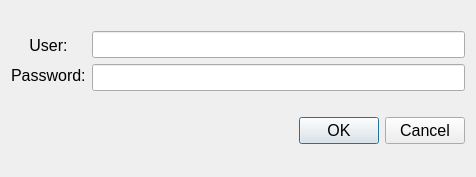
The window that access_control_client/login.ui (jlliteres/edib) describes before a commit, drawn with Qt 5.
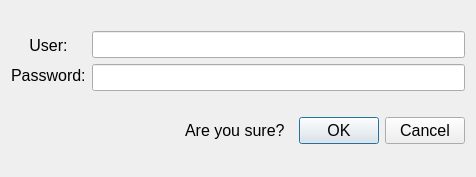
The same window after the commit.

What changed in the file:
```diff
--- a/access_control_client/login.ui
+++ b/access_control_client/login.ui
@@ -107,6 +107,33 @@
     </layout>
    </item>
    <item row="1" column="0" colspan="2">
+    <layout class="QHBoxLayout" name="horizontalLayout">
+     <item>
+      <spacer name="horizontalSpacer">
+       <property name="orientation">
+        <enum>Qt::Horizontal</enum>
+       </property>
+       <property name="sizeHint" stdset="0">
+        <size>
+         <width>40</width>
+         <height>20</height>
+        </size>
+       </property>
+      </spacer>
+     </item>
+     <item>
+      <widget class="QLabel" name="warning">
+       <property name="font">
+        <font>
+         <pointsize>12</pointsize>
+        </font>
+       </property>
+       <property name="text">
+        <string>Are you sure?</string>
+       </property>
+      </widget>
+     </item>
+     <item>
     <widget class="QDialogButtonBox" name="buttonBox">
      <property name="font">
       <font>
@@ -120,6 +147,8 @@
       <set>QDialogButtonBox::Cancel|QDialogButtonBox::Ok</set>
      </property>
     </widget>
+     </item>
+    </layout>
    </item>
   </layout>
  </widget>
```
Left out of the diff: 2 changed lines with no effect on the pictures. Lines whose indentation alone changed are shown as unchanged.
